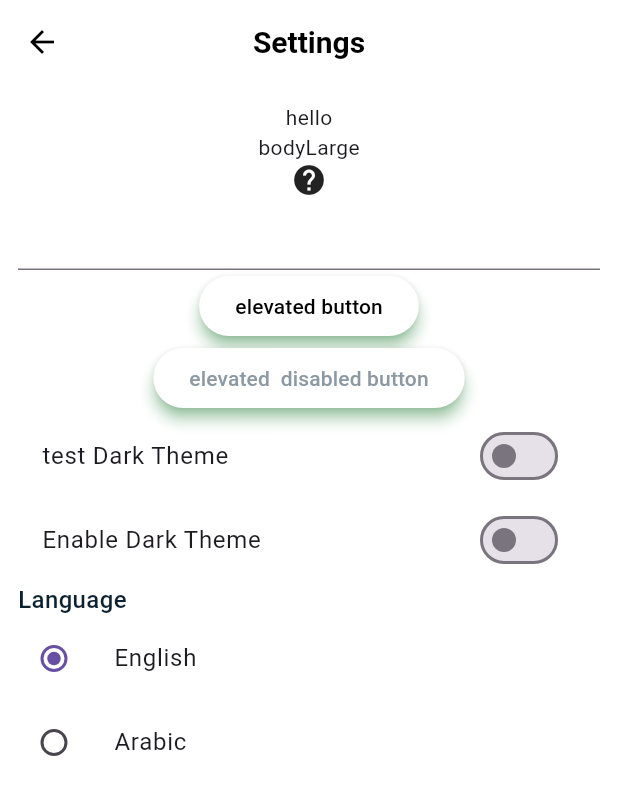
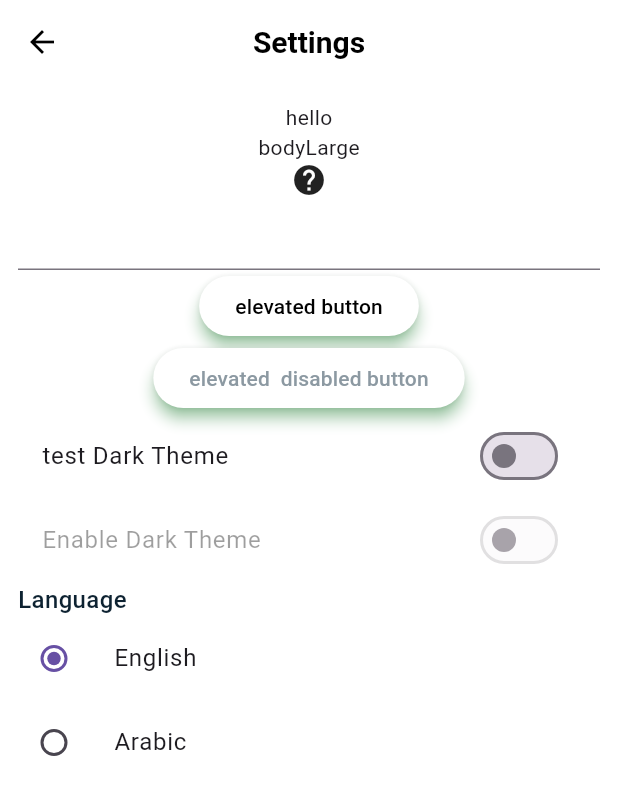
Before and after one commit to riyan-dcosta/ai_application_dct, a Flutter app: the SettingsPage screen opened by its route, on a phone screen of 412 x 824 dp. Shown: the top 795 px of the screen. Run offline on Flutter 3.47's test engine with Material 2 defaults, Android fonts, the phone set to English and light mode, and no system bars; our stand-ins replace camera, dotted_border, file_picker, flutter_riverpod, freezed_annotation, go_router and 3 more; missing offline and left inert: camerawesome, circular_progress_bar_with_lines, flutter_pdfview, google_mlkit_face_detection, pigeon; accounts and stored records are empty; generated files the repository leaves out were written again.

Commit message:
reverted theme from HiveDB

```diff
--- a/lib/features/settings/presentation/pages/settings_page.dart
+++ b/lib/features/settings/presentation/pages/settings_page.dart
@@ -43,12 +43,14 @@ class SettingsPage extends ConsumerWidget {
                 final themeProviderObj = ref.read(themePodProvider.notifier);
                 final isDarkTheme = ref.watch(isDarkThemeSetProvider);
                 return SwitchListTile(
-                    title: Text(
-                        "${isDarkTheme ? 'Disable' : 'Enable'} Dark Theme"),
-                    value: isDarkTheme,
-                    onChanged: (bool value) {
-                      themeProviderObj.setTheme(toDark: value);
-                    });
+                  title:
+                      Text("${isDarkTheme ? 'Disable' : 'Enable'} Dark Theme"),
+                  value: isDarkTheme,
+                  onChanged: null,
+                  // onChanged: (bool value) {
+                  //   themeProviderObj.setTheme(toDark: value);
+                  // },
+                );
               },
             ),
             Row(
--- a/lib/features/settings/presentation/pod/settings_pod.dart
+++ b/lib/features/settings/presentation/pod/settings_pod.dart
@@ -26,6 +26,8 @@ class L10nPod extends _$L10nPod {
 class ThemePod extends _$ThemePod {
   @override
   ThemeData build() {
+    // final pref = await Pref.getInstance();
+    // return pref.isDarkTheme() ? _darkTheme : _lightTheme;
     return _lightTheme;
   }
 
@@ -49,6 +51,7 @@ class ThemePod extends _$ThemePod {
   }
 
   void setTheme({required bool toDark}) {
+    // Pref.getInstance().then((pref) => pref.setDarkTheme(isDark: toDark));
     if (toDark) {
       setDarkTheme();
     } else {
```
Also changed, not shown: lib/core/util/pref_util.dart (+8 -0 lines).
